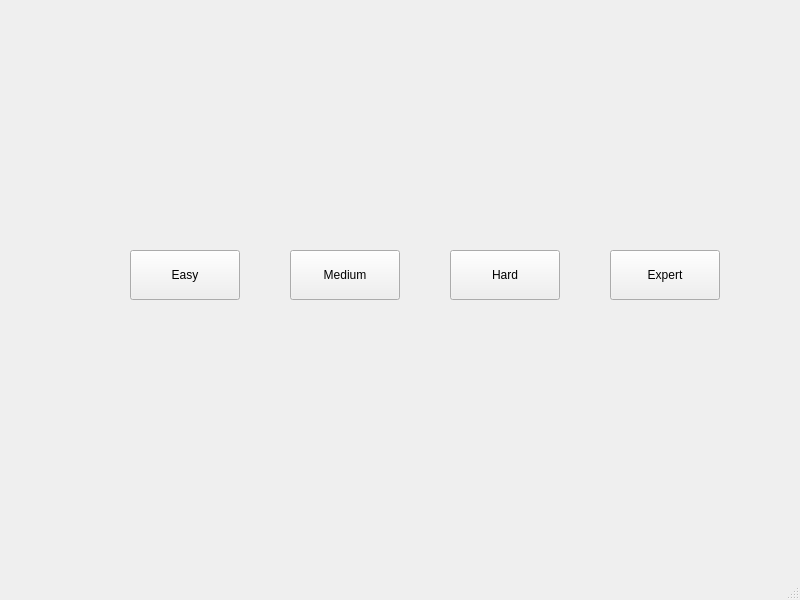
Before: the Qt Designer form C++/Projects/Tweaker/Tweaker/mainwindow.ui in MikitaVitkouski/BSU, drawn with Qt 5.
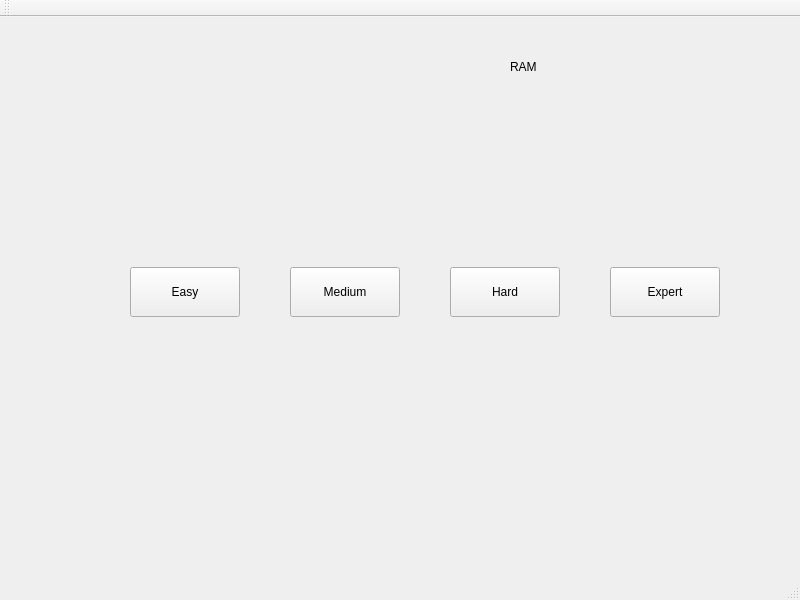
After: the same form once the commit is applied.

The edit to the form file:
```diff
--- a/C++/Projects/Tweaker/Tweaker/mainwindow.ui
+++ b/C++/Projects/Tweaker/Tweaker/mainwindow.ui
@@ -98,6 +98,19 @@
      <string/>
     </property>
    </widget>
+   <widget class="QLabel" name="labelRAMName">
+    <property name="geometry">
+     <rect>
+      <x>510</x>
+      <y>0</y>
+      <width>150</width>
+      <height>100</height>
+     </rect>
+    </property>
+    <property name="text">
+     <string>RAM</string>
+    </property>
+   </widget>
   </widget>
   <widget class="QMenuBar" name="menubar">
    <property name="geometry">
@@ -110,6 +123,17 @@
    </property>
   </widget>
   <widget class="QStatusBar" name="statusbar"/>
+  <widget class="QToolBar" name="toolBar">
+   <property name="windowTitle">
+    <string>toolBar</string>
+   </property>
+   <attribute name="toolBarArea">
+    <enum>TopToolBarArea</enum>
+   </attribute>
+   <attribute name="toolBarBreak">
+    <bool>false</bool>
+   </attribute>
+  </widget>
  </widget>
  <resources/>
  <connections/>
```
